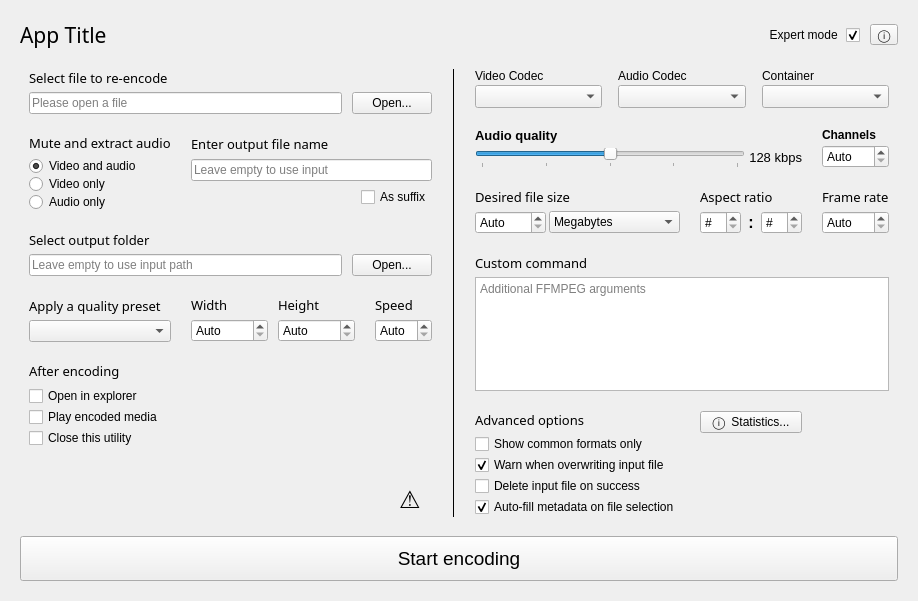
Thurinum/simple-media-encoder, file ui/mainwindow.ui: the form before one commit.
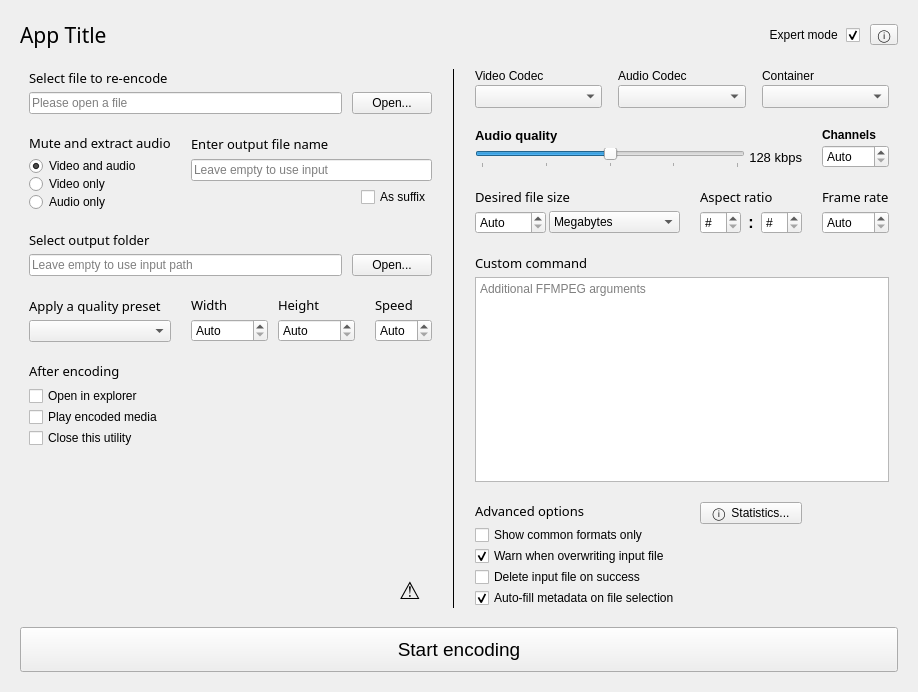
The form after the commit.

Commit message: fix: Update controls state when loading a preset

The edit to the form file:
```diff
--- a/ui/mainwindow.ui
+++ b/ui/mainwindow.ui
@@ -7,7 +7,7 @@
     <x>0</x>
     <y>0</y>
     <width>891</width>
-    <height>601</height>
+    <height>692</height>
    </rect>
   </property>
   <property name="sizePolicy">
```
Left out of the diff: 72 changed lines with no effect on the pictures. The commit also changes 2 other files.
